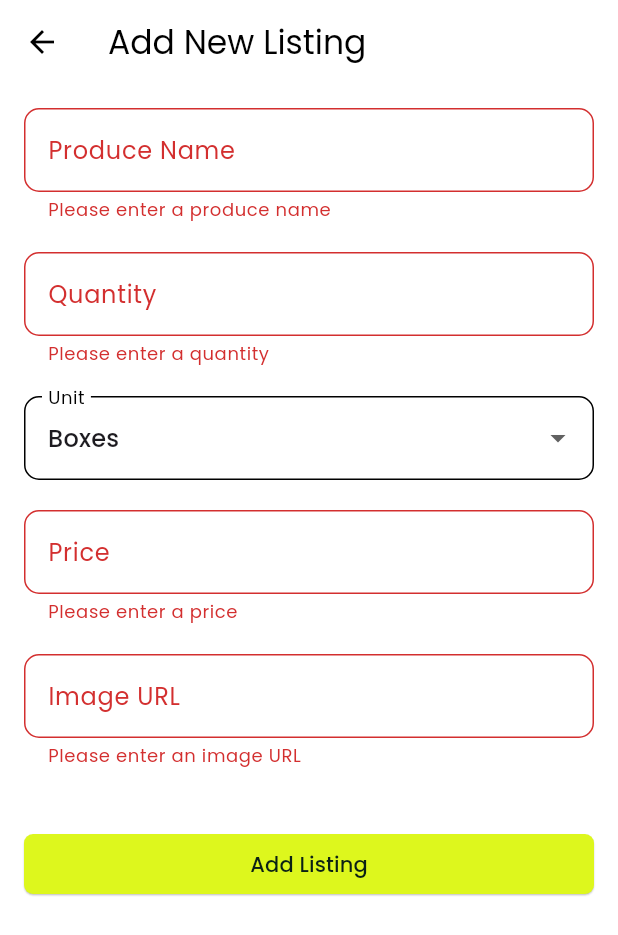
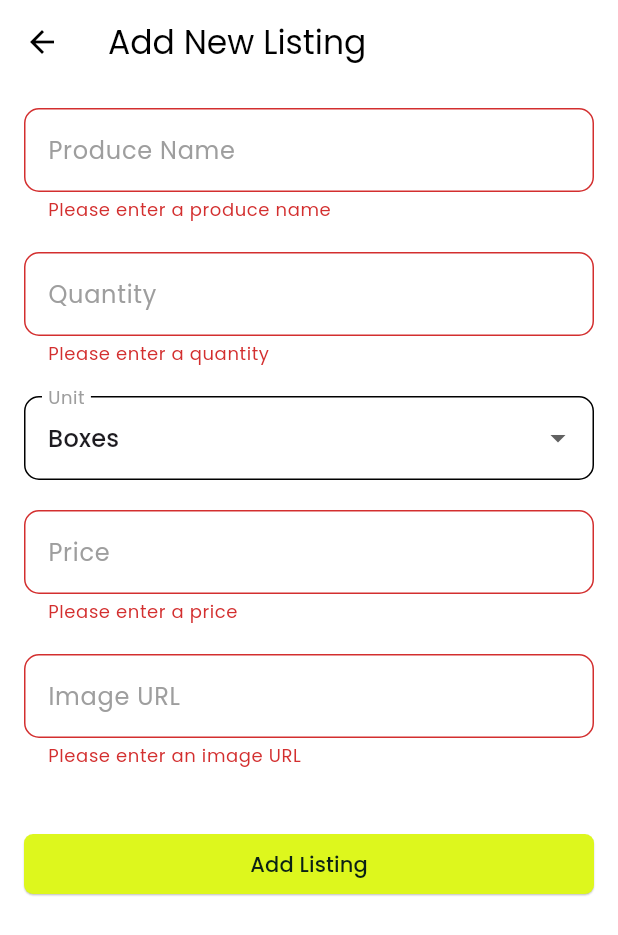
Before and after one commit to agritech-link/app_v1, a Flutter app: the AddProduceListingForm screen opened directly, after a tap on "Add Listing", on a phone screen of 412 x 824 dp. Shown: the top 935 px of the screen. Run offline on Flutter 3.47's test engine with Material 3 defaults, Android fonts, the phone set to English and light mode, and no system bars; our stand-ins replace cached_network_image, camera, flutter_local_notifications, flutter_riverpod, font_awesome_flutter, geolocator and 7 more; accounts and stored records are empty.

Commit message:
update to the addition of listings

```diff
--- a/lib/screens/dashboard/marketplace/marketplace.dart
+++ b/lib/screens/dashboard/marketplace/marketplace.dart
@@ -1,7 +1,7 @@
 import 'package:AgriTech_Link/custom_widgets/custom_bottom_navbar.dart';
 import 'package:AgriTech_Link/screens/dashboard/marketplace/widgets/navigation_tabs.dart';
 import 'package:AgriTech_Link/screens/dashboard/marketplace/widgets/search_bar.dart';
-import 'package:cached_network_image/cached_network_image.dart'; // Import the package
+import 'package:cached_network_image/cached_network_image.dart';
 import 'package:flutter/material.dart';
 
 class MarketplacePage extends StatefulWidget {
--- a/lib/screens/dashboard/marketplace/widgets/add_produce_listing_form.dart
+++ b/lib/screens/dashboard/marketplace/widgets/add_produce_listing_form.dart
@@ -37,31 +37,43 @@ class _AddProduceListingFormState extends State<AddProduceListingForm> {
           'unit': _selectedUnit,
         };
 
+        print('Attempting to insert: $newListing');
+
         final response = await supabase.from('produce_listings').insert(newListing);
 
-        if (response != null) {
-          ScaffoldMessenger.of(context).showSnackBar(
-            SnackBar(content: Text('Listing added successfully')),
+        print('Supabase response: $response');
+
+        if (response == null) {
+          print('Null response received. Treating as successful insertion.');
+          toastification.show(
+            context: context,
+            type: ToastificationType.success,
+            style: ToastificationStyle.flat,
+            title: Text("Success"),
+            description:
+            Text("Your produce listing has been added and is pending review."),
+            alignment: Alignment.bottomCenter,
+            autoCloseDuration: const Duration(seconds: 4),
+            primaryColor: Color(0xff199f19),
+            foregroundColor: Color(0xff0b2115),
           );
           _clearForm();
+          Navigator.pop(context);
         } else {
-          throw response?.error ?? Exception('Unknown error occurred');
+          print('Unexpected non-null response: $response');
+          throw Exception('Unexpected response from Supabase: $response');
         }
       } catch (e) {
+        print('Error in _submitForm: $e');
         toastification.show(
           context: context,
-          type: ToastificationType.success,
+          type: ToastificationType.error,
           style: ToastificationStyle.flat,
-          title: Text("Error adding listing."),
-          description: Text("Something went wrong. Please try again"),
+          title: Text("Error adding listing"),
+          description: Text(e.toString()),
           alignment: Alignment.bottomCenter,
           autoCloseDuration: const Duration(seconds: 4),
-          animationBuilder: (
-              context,
-              animation,
-              alignment,
-              child,
-              ) {
+          animationBuilder: (context, animation, alignment, child) {
             return ScaleTransition(
               scale: animation,
               child: child,
@@ -97,7 +109,8 @@ class _AddProduceListingFormState extends State<AddProduceListingForm> {
           children: [
             TextFormField(
               controller: _produceName,
-              decoration: InputDecoration(labelText: 'Produce Name'),
+              cursorColor: Colors.black,
+              decoration: InputDecoration(labelText: 'Produce Name', labelStyle: TextStyle(color: Colors.grey), focusedBorder: OutlineInputBorder(borderSide: BorderSide(color: Colors.black))),
               validator: (value) {
                 if (value == null || value.isEmpty) {
                   return 'Please enter a produce name';
@@ -108,7 +121,8 @@ class _AddProduceListingFormState extends State<AddProduceListingForm> {
             SizedBox(height: 20),
             TextFormField(
               controller: _quantity,
-              decoration: InputDecoration(labelText: 'Quantity'),
+              cursorColor: Colors.black,
+              decoration: InputDecoration(labelText: 'Quantity', labelStyle: TextStyle(color: Colors.grey), focusedBorder: OutlineInputBorder(borderSide: BorderSide(color: Colors.black))),
               keyboardType: TextInputType.number,
               validator: (value) {
                 if (value == null || value.isEmpty) {
@@ -123,7 +137,7 @@ class _AddProduceListingFormState extends State<AddProduceListingForm> {
             SizedBox(height: 20),
             DropdownButtonFormField<String>(
               value: _selectedUnit,
-              decoration: InputDecoration(labelText: 'Unit'),
+              decoration: InputDecoration(labelText: 'Unit', labelStyle: TextStyle(color: Colors.grey), focusedBorder: OutlineInputBorder(borderSide: BorderSide(color: Colors.black))),
               items: _units.map((String unit) {
                 return DropdownMenuItem<String>(
                   value: unit,
@@ -139,7 +153,8 @@ class _AddProduceListingFormState extends State<AddProduceListingForm> {
             SizedBox(height: 20),
             TextFormField(
               controller: _price,
-              decoration: InputDecoration(labelText: 'Price'),
+              cursorColor: Colors.black,
+              decoration: InputDecoration(labelText: 'Price', labelStyle: TextStyle(color: Colors.grey), focusedBorder: OutlineInputBorder(borderSide: BorderSide(color: Colors.black))),
               keyboardType: TextInputType.numberWithOptions(decimal: true),
               validator: (value) {
                 if (value == null || value.isEmpty) {
@@ -154,7 +169,8 @@ class _AddProduceListingFormState extends State<AddProduceListingForm> {
             SizedBox(height: 20),
             TextFormField(
               controller: _imageUrl,
-              decoration: InputDecoration(labelText: 'Image URL'),
+              cursorColor: Colors.black,
+              decoration: InputDecoration(labelText: 'Image URL', labelStyle: TextStyle(color: Colors.grey), focusedBorder: OutlineInputBorder(borderSide: BorderSide(color: Colors.black))),
               validator: (value) {
                 if (value == null || value.isEmpty) {
                   return 'Please enter an image URL';
```
